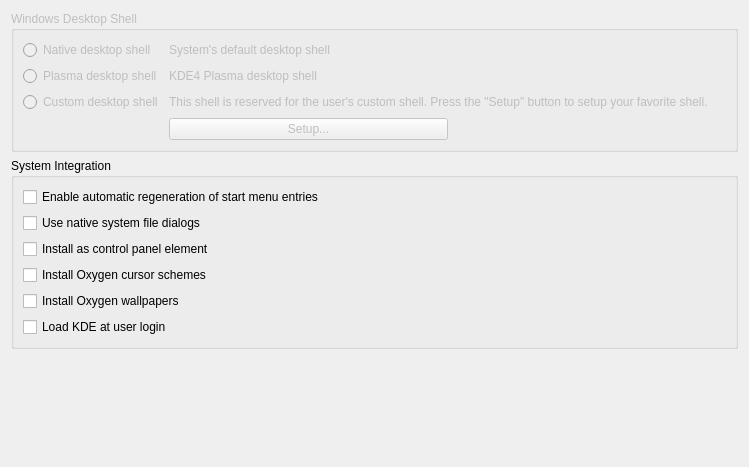
KDE/kde-runtime, file platforms/win/config/platform.ui: the form before one commit.
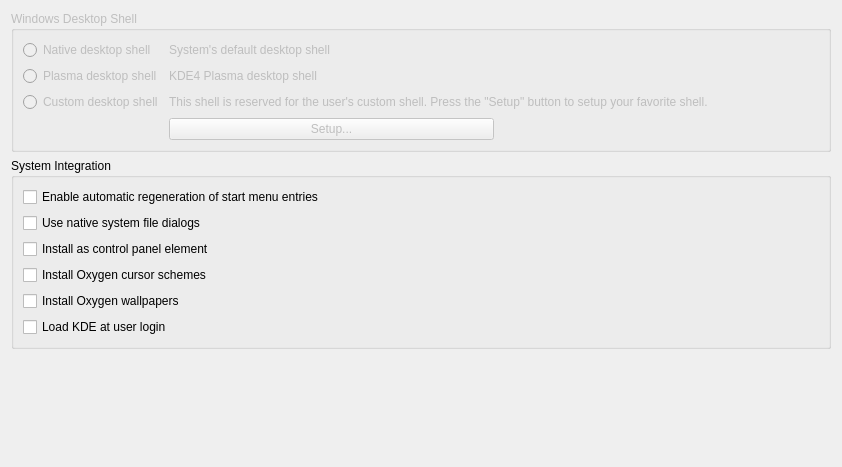
The form after the commit.

```diff
--- a/platforms/win/config/platform.ui
+++ b/platforms/win/config/platform.ui
@@ -6,7 +6,7 @@
    <rect>
     <x>0</x>
     <y>0</y>
-    <width>749</width>
+    <width>842</width>
     <height>467</height>
    </rect>
   </property>
```
Left out of the diff: 84 changed lines with no effect on the pictures.
